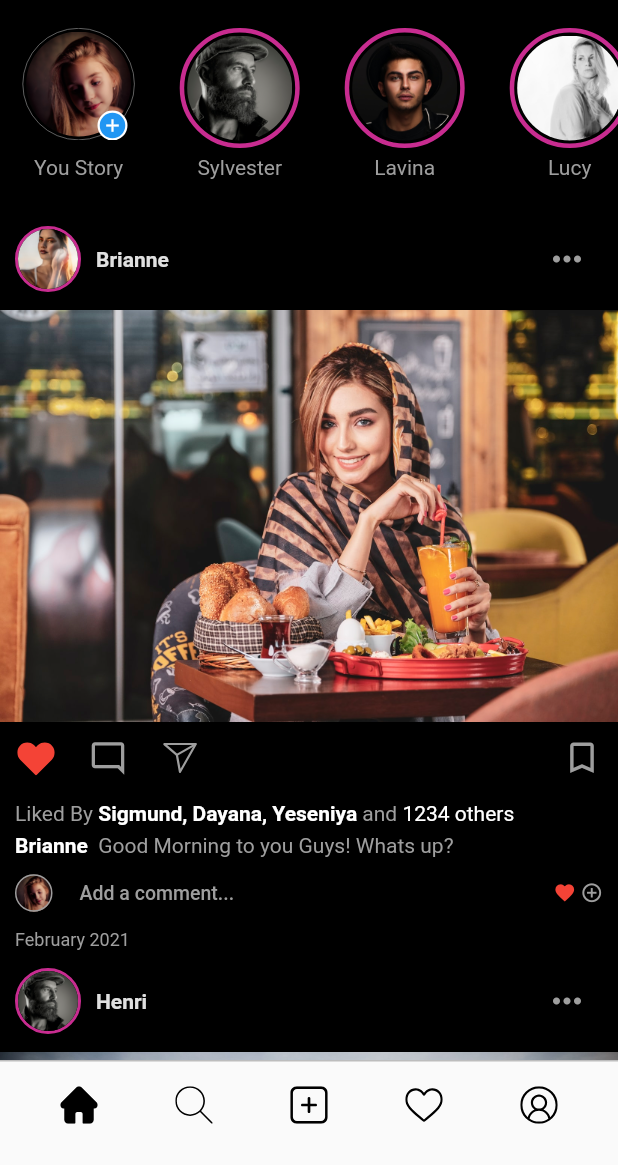
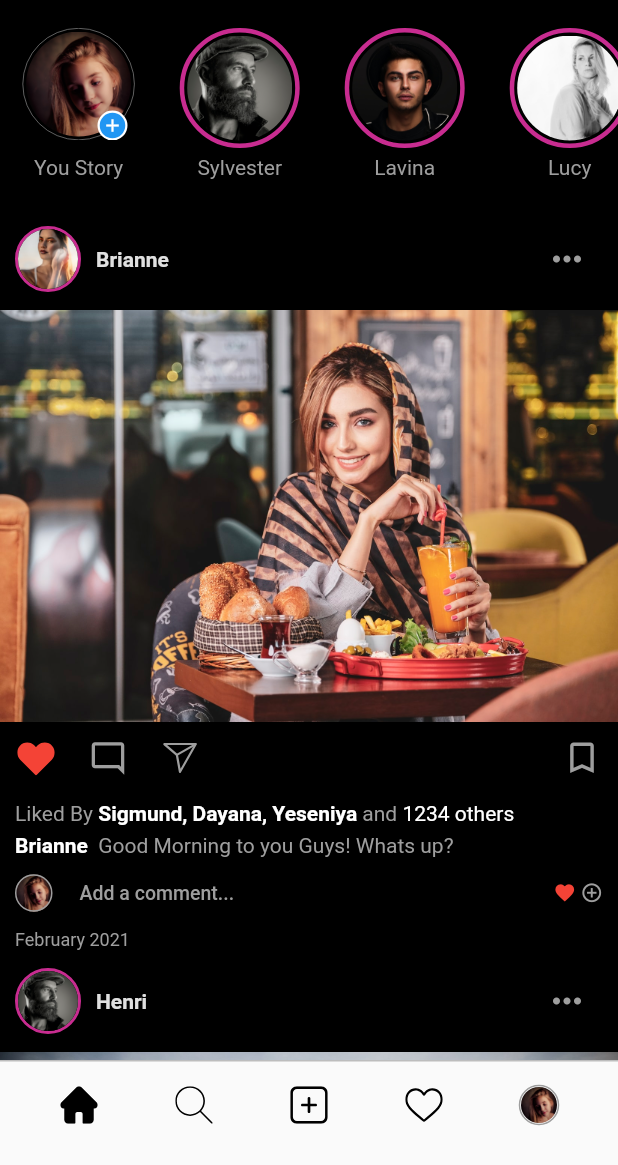
Before and after one commit to Jura0806/instagram_ui_task, a Flutter app: the screen it shows after launch, on a phone screen of 412 x 824 dp, the part 71-1236 px from its top. Run offline on Flutter 3.47's test engine with Material 2 defaults, Android fonts, the phone set to English and light mode, and no system bars; our stand-ins replace flutter_svg.

Commit message:
added account navigationBar

```diff
--- a/lib/pages/collect_page.dart
+++ b/lib/pages/collect_page.dart
@@ -44,7 +44,8 @@ class _CollectPageState extends State<CollectPage> {
                 indexPage = index;
               });
             },
-              icon: SvgPicture.asset(
+
+              icon: index == 4  ? getAccount() : SvgPicture.asset(
                 indexPage == index
                     ? icons[index]["active"].toString()
                     : icons[index]["inActive"].toString(),
@@ -68,4 +69,26 @@ class _CollectPageState extends State<CollectPage> {
       ],
     );
    }
+   Widget getAccount(){
+    return Container(
+      padding: EdgeInsets.all(.5),
+      height: 27 ,
+      width: 27,
+      decoration: BoxDecoration(
+        shape: BoxShape.circle,
+        border: Border.all(
+          width: indexPage == 4 ?  2 : 1 ,
+          color: indexPage == 4 ? Colors.black : Colors.grey,
+        ),
+      ),
+      child: Container(
+        decoration: BoxDecoration(
+          borderRadius:  BorderRadius.circular(27),
+          image: DecorationImage(
+            image: AssetImage("assets/images/user_5.jpeg"),
+          )
+        ),
+      )
+    );
+   }
 }
```
Also changed, not shown: lib/pages/navigation_bar.dart (line endings or trailing spaces).
